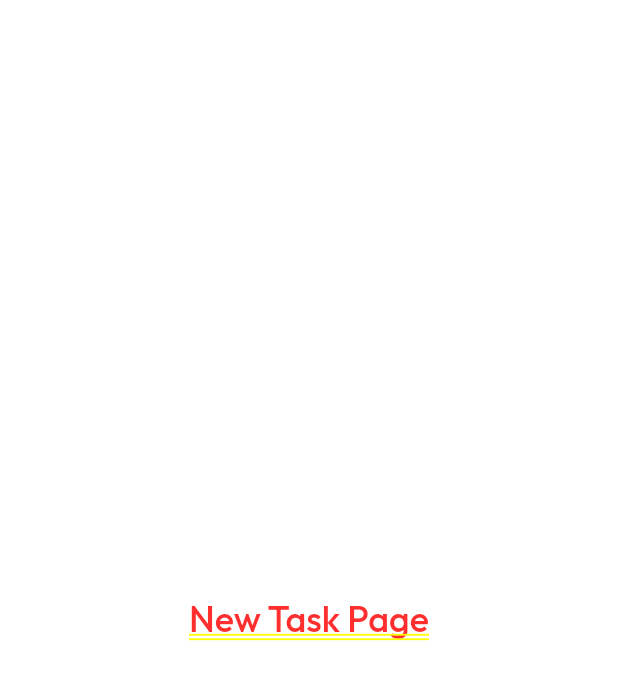
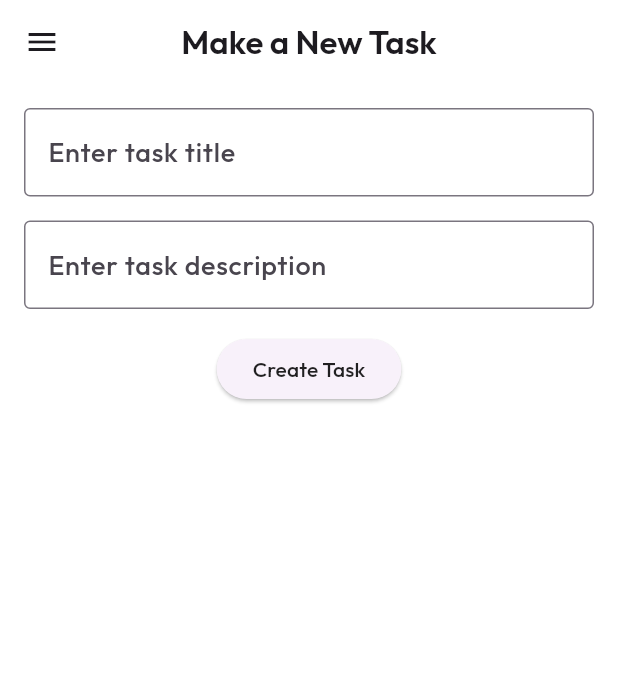
Before and after one commit to hjjjja/FlutterToDoList, a Flutter app: the screen it shows after launch, after a tap on an icon or button, on a phone screen of 412 x 824 dp. Shown: the top 680 px of the screen. Run offline on Flutter 3.47's test engine with Material 3 defaults, Android fonts, the phone set to English and light mode, and no system bars; our stand-ins replace flutter_screenutil; network calls fail.

Commit message:
28th June 2025

```diff
--- /dev/null
+++ b/lib/API/quotes.dart
@@ -0,0 +1,48 @@
+import 'package:http/http.dart' as http;
+import 'dart:convert';
+import 'package:flutter/material.dart';
+import 'package:flutter_screenutil/flutter_screenutil.dart';
+
+Future<String> getQuote() async {
+  final response = await http.get(Uri.parse('https://dummyjson.com/quotes/1'));
+  if (response.statusCode == 200) {
+    final data = json.decode(response.body);
+    return "${data['quote']} - ${data['author']}";
+  } else {
+    throw Exception('Failed to load quote');
+  }
+}
+
+class QuoteText extends StatelessWidget {
+  const QuoteText({super.key});
+
+  @override
+  Widget build(BuildContext context) {
+    return FutureBuilder<String>(
+      future: getQuote(),
+      builder: (context, snapshot) {
+        if (snapshot.connectionState == ConnectionState.waiting) {
+          return const Center(child: CircularProgressIndicator());
+        } else if (snapshot.hasError) {
+          return Center(child: Text('Error: ${snapshot.error}'));
+        } else {
+          return Center(
+            child: Padding(
+              padding: const EdgeInsets.all(16),
+              child: Text(
+                snapshot.data!,
+                textAlign: TextAlign.center,
+                style: TextStyle(
+                  fontSize: 24.sp,
+                  fontFamily: 'Outfit',
+                  fontWeight: FontWeight.w500,
+                  color: Colors.black,
+                ),
+              ),
+            ),
+          );
+        }
+      },
+    );
+  }
+}
--- /dev/null
+++ b/lib/defaultpage.dart
@@ -0,0 +1,113 @@
+import 'package:flutter/material.dart';
+import 'package:learningapp/API/quotes.dart';
+
+class DefaultPage extends StatelessWidget {
+  final String title;
+  final Widget child;
+  const DefaultPage({super.key, required this.title, required this.child});
+
+  @override
+  Widget build(BuildContext context) {
+    return Scaffold(
+      appBar: AppBar(
+        centerTitle: true,
+        backgroundColor: Colors.white,
+        title: Text(
+          title,
+          style: TextStyle(fontFamily: 'Outfit', fontWeight: FontWeight.w600),
+        ),
+      ),
+      drawer: Drawer(
+        backgroundColor: Colors.white,
+        child: Container(
+          child: ListView(
+            children: [
+              SizedBox(
+                height: 80,
+                child: DrawerHeader(
+                  child: Text(
+                    "Menu",
+                    style: TextStyle(
+                      fontFamily: 'Outfit',
+                      fontWeight: FontWeight.w600,
+                      fontSize: 24,
+                    ),
+                  ),
+                ),
+              ),
+              ListTile(
+                leading: const Icon(Icons.home, color: Colors.black),
+                title: const Text(
+                  'Home',
+                  style: TextStyle(
+                    fontFamily: 'Outfit',
+                    fontWeight: FontWeight.w500,
+                  ),
+                ),
+                onTap: () {
+                  Navigator.pushNamed(context, '/');
+                },
+              ),
+              ListTile(
+                leading: const Icon(Icons.add, color: Colors.black),
+                title: const Text(
+                  'New Task',
+                  style: TextStyle(
+                    fontFamily: 'Outfit',
+                    fontWeight: FontWeight.w500,
+                  ),
+                ),
+                onTap: () {
+                  Navigator.pushNamed(context, '/newtask');
+                },
+              ),
+              ListTile(
+                leading: const Icon(Icons.person, color: Colors.black),
+                title: const Text(
+                  'Account',
+                  style: TextStyle(
+                    fontFamily: 'Outfit',
+                    fontWeight: FontWeight.w500,
+                  ),
+                ),
+                onTap: () {
+                  Navigator.pushNamed(context, '/account');
+                },
+              ),
+              ListTile(
+                leading: const Icon(Icons.info, color: Colors.black),
+                title: const Text(
+                  'About',
+                  style: TextStyle(
+                    fontFamily: 'Outfit',
+                    fontWeight: FontWeight.w500,
+                  ),
+                ),
+                onTap: () {
+                  Navigator.pushNamed(context, '/about');
+                },
+              ),
+              ListTile(
+                leading: const Icon(Icons.settings, color: Colors.black),
+                title: const Text(
+                  'Settings',
+                  style: TextStyle(
+                    fontFamily: 'Outfit',
+                    fontWeight: FontWeight.w500,
+                  ),
+                ),
+                onTap: () {
+                  Navigator.pushNamed(context, '/settings');
+                },
+              ),
+              const Divider(thickness: 1),
+              ListTile(title: QuoteText()),
+              const Divider(thickness: 1),
+            ],
+          ),
+        ),
+      ),
+      body: Container(color: Colors.white, child: child),
+    );
+  }
+}
--- a/lib/main.dart
+++ b/lib/main.dart
@@ -1,6 +1,10 @@
 import 'package:flutter/material.dart';
+import 'package:flutter_screenutil/flutter_screenutil.dart';
+import 'package:learningapp/pages/aboutpage.dart';
+import 'package:learningapp/pages/accountpage.dart';
 import 'package:learningapp/pages/homepage.dart';
 import 'package:learningapp/pages/newtaskpage.dart';
+import 'package:learningapp/pages/settingspage.dart';
 
 void main() {
   runApp(const MyApp());
@@ -12,17 +16,35 @@ class MyApp extends StatelessWidget {
   // This widget is the root of your application.
   @override
   Widget build(BuildContext context) {
-    return MaterialApp(
+    return ScreenUtilInit(
+      child: MaterialApp(
         title: 'To-Do List',
         theme: ThemeData(
           colorScheme: ColorScheme.fromSeed(seedColor: Colors.deepPurple),
         ),
         debugShowCheckedModeBanner: false,
-      routes: {
-        '/': (context) => HomePage(),
-        '/newtask': (context) => const NewTaskPage(),
+        onGenerateRoute: (settings) => MaterialPageRoute(
+          builder: (context) {
+            if (settings.name == '/newtask') {
+              return const NewTaskPage();
+            }
+            if (settings.name == '/account') {
+              return const AccountPage();
+            }
+            if (settings.name == '/about') {
+              return const AboutPage();
+            }
+            if (settings.name == '/settings') {
+              return const SettingsPage();
+            }
+            if (settings.name == '/') {
+              return const HomePage();
+            }
+            return const HomePage();
           },
+        ),
         home: HomePage(),
+      ),
     );
   }
 }
--- /dev/null
+++ b/lib/pages/aboutpage.dart
@@ -0,0 +1,14 @@
+import 'package:flutter/material.dart';
+import 'package:learningapp/defaultpage.dart';
+
+class AboutPage extends StatelessWidget {
+  const AboutPage({super.key});
+
+  @override
+  Widget build(BuildContext context) {
+    return DefaultPage(
+      title: "About",
+      child: Center(child: Text("About Page")),
+    );
+  }
+}
--- /dev/null
+++ b/lib/pages/accountpage.dart
@@ -0,0 +1,14 @@
+import 'package:flutter/material.dart';
+import 'package:learningapp/defaultpage.dart';
+
+class AccountPage extends StatelessWidget {
+  const AccountPage({super.key});
+
+  @override
+  Widget build(BuildContext context) {
+    return DefaultPage(
+      title: "Account",
+      child: Center(child: Text("Account Page")),
+    );
+  }
+}
--- a/lib/pages/homepage.dart
+++ b/lib/pages/homepage.dart
@@ -1,4 +1,5 @@
 import 'package:flutter/material.dart';
+import 'package:learningapp/defaultpage.dart';
 
 class HomePage extends StatefulWidget {
   const HomePage({super.key});
@@ -10,15 +11,9 @@ class HomePage extends StatefulWidget {
 class _HomePageState extends State<HomePage> {
   @override
   Widget build(BuildContext context) {
-    return Scaffold(
-      appBar: AppBar(
-        centerTitle: true,
-        title: const Text(
-          'To-Do List',
-          style: TextStyle(fontFamily: 'Outfit', fontWeight: FontWeight.w600),
-        ),
-      ),
-      body: ListView.builder(
+    return DefaultPage(
+      title: 'To-Do List',
+      child: ListView.builder(
         itemBuilder: (context, index) {
           return Dismissible(
             key: Key(index.toString()),
--- a/lib/pages/newtaskpage.dart
+++ b/lib/pages/newtaskpage.dart
@@ -1,17 +1,61 @@
 import 'package:flutter/material.dart';
+import 'package:learningapp/defaultpage.dart';
 
 class NewTaskPage extends StatelessWidget {
   const NewTaskPage({super.key});
 
   @override
   Widget build(BuildContext context) {
-    return Center(
-      child: Text(
-        "New Task Page",
-        style: const TextStyle(
-          fontFamily: 'Outfit',
-          fontWeight: FontWeight.w500,
-          fontSize: 24,
+    return DefaultPage(
+      title: "Make a New Task",
+      child: Container(
+        padding: const EdgeInsets.all(16),
+        child: Column(
+          children: [
+            TextField(
+              style: const TextStyle(
+                fontFamily: 'Outfit',
+                fontWeight: FontWeight.w500,
+                fontSize: 18,
+              ),
+              decoration: InputDecoration(
+                hintText: 'Enter task title',
+                border: OutlineInputBorder(),
+              ),
+            ),
+            SizedBox(height: 16),
+            TextField(
+              style: const TextStyle(
+                fontFamily: 'Outfit',
+                fontWeight: FontWeight.w500,
+                fontSize: 18,
+              ),
+              decoration: InputDecoration(
+                hintText: 'Enter task description',
+                border: OutlineInputBorder(),
+              ),
+            ),
+            SizedBox(height: 16),
+            ElevatedButton(
+              onPressed: () {
+                // Logic to save the new task
+                ScaffoldMessenger.of(context).showSnackBar(
+                  const SnackBar(
+                    content: Text('New task created!'),
+                    duration: Duration(seconds: 2),
+                  ),
+                );
+              },
+              child: const Text(
+                'Create Task',
+                style: TextStyle(
+                  fontFamily: 'Outfit',
+                  fontWeight: FontWeight.w500,
+                  color: Colors.black87,
+                ),
+              ),
+            ),
+          ],
         ),
       ),
     );
--- /dev/null
+++ b/lib/pages/settingspage.dart
@@ -0,0 +1,14 @@
+import 'package:flutter/material.dart';
+import 'package:learningapp/defaultpage.dart';
+
+class SettingsPage extends StatelessWidget {
+  const SettingsPage({super.key});
+
+  @override
+  Widget build(BuildContext context) {
+    return DefaultPage(
+      title: "Settings",
+      child: Center(child: Text("Settings Page")),
+    );
+  }
+}
--- a/pubspec.yaml
+++ b/pubspec.yaml
@@ -33,6 +33,8 @@ dependencies:
   drift: ^2.16.0
   sqlite3_flutter_libs: ^0.5.0
   path_provider: ^2.1.2
+  http: ^1.4.0
+  flutter_screenutil: ^5.9.3
   # The following adds the Cupertino Icons font to your application.
   # Use with the CupertinoIcons class for iOS style icons.
   cupertino_icons: ^1.0.8
```
Also changed, not shown: pubspec.lock, 1 other file. Lines whose indentation alone changed are shown as unchanged.
